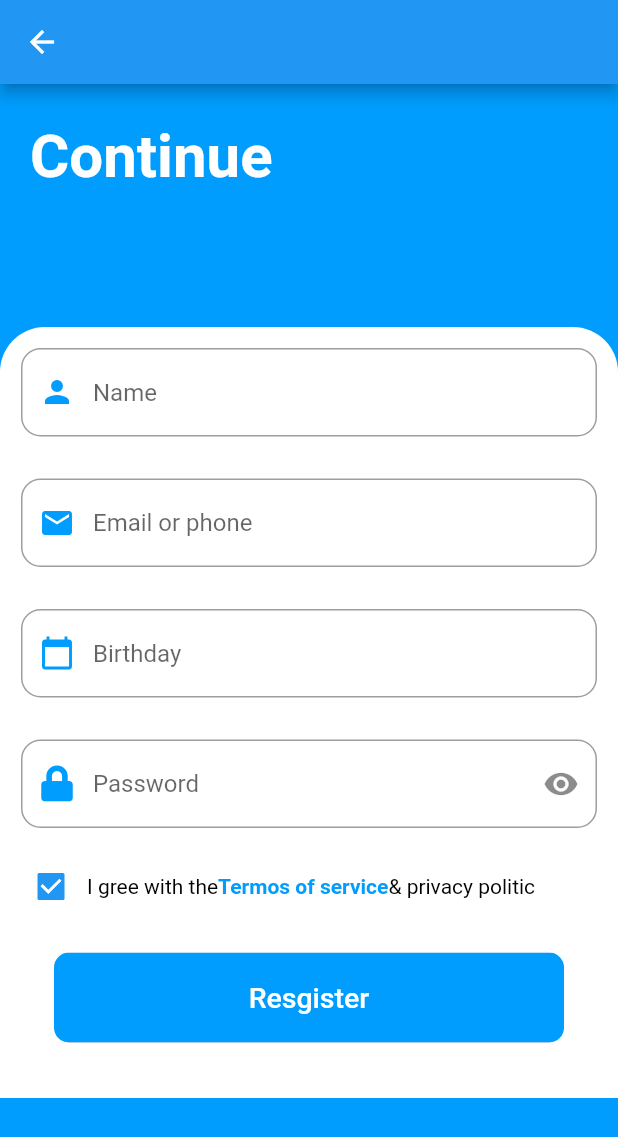
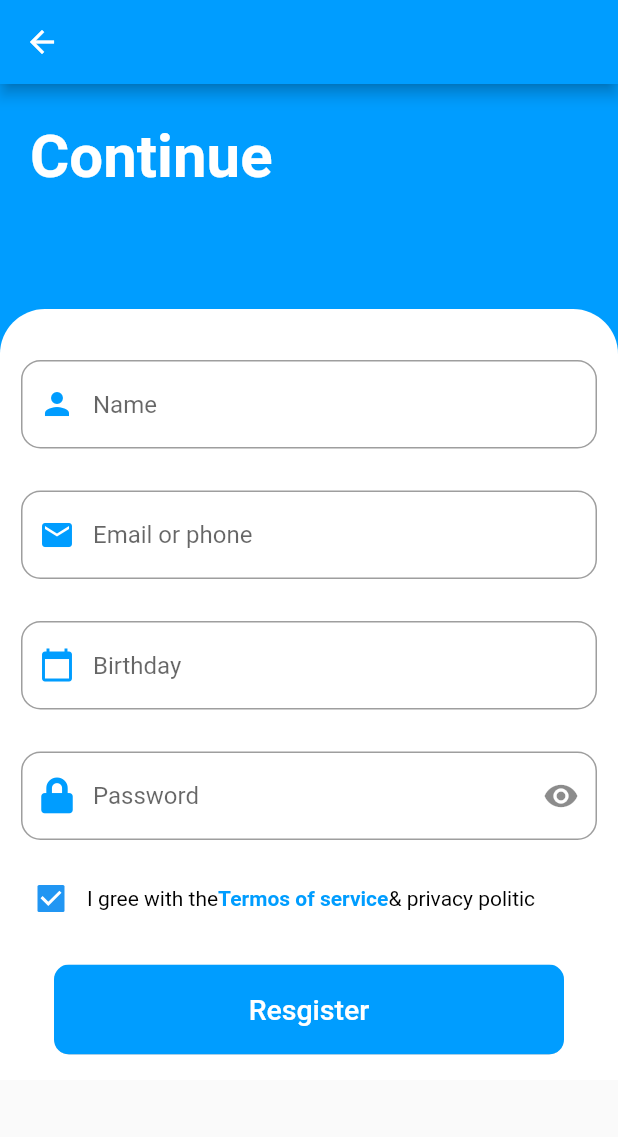
Before and after one commit to Jacob-dvlp/applogin, a Flutter app: the Register screen opened by its route, on a phone screen of 412 x 824 dp. Shown: the top 1137 px of the screen. Run offline on Flutter 3.47's test engine with Material 2 defaults, Android fonts, the phone set to English and light mode, and no system bars; our stand-ins replace flutter_svg, font_awesome_flutter, get.

Commit message:
new screen password

```diff
--- a/lib/routers/names_of_pages.dart
+++ b/lib/routers/names_of_pages.dart
@@ -1,5 +1,6 @@
 import 'package:get/get.dart';
 import 'package:login_page/screens/screen-login/login.dart';
+import 'package:login_page/screens/screen-new-password/password.dart';
 import 'package:login_page/screens/screen-resgiter/register.dart';
 import 'package:login_page/screens/screen-welcome/welcome.dart';
 
@@ -9,4 +10,5 @@ class NamesOfPages {
   static const HOME = "/home";
   static const LOGIN = "/login";
   static const RESGISTER = "/register";
+  static const PASSWORDD = "/password";
 }
--- a/lib/routers/pages_routs.dart
+++ b/lib/routers/pages_routs.dart
@@ -4,17 +4,27 @@ class PagesRouts {
   static const INICIAL = NamesOfPages.HOME;
   static final routs = [
     GetPage(
-        name: NamesOfPages.HOME,
-        page: () => Welcome(),
-        transition: Transition.zoom),
+      name: NamesOfPages.HOME,
+      page: () => Welcome(),
+      transition: Transition.zoom,
+      title: "Welcome",
+    ),
     GetPage(
         name: NamesOfPages.LOGIN,
         page: () => Login(),
         transition: Transition.zoom,
         title: "Login"),
     GetPage(
-        name: NamesOfPages.RESGISTER,
-        page: () => Register(),
-        transition: Transition.zoom),
+      name: NamesOfPages.RESGISTER,
+      page: () => Register(),
+      transition: Transition.zoom,
+      title: "Resgiter",
+    ),
+    GetPage(
+      name: NamesOfPages.PASSWORDD,
+      page: () => PassWord(),
+      transition: Transition.zoom,
+      title: "Password",
+    ),
   ];
 }
--- a/lib/screens/screen-resgiter/register.dart
+++ b/lib/screens/screen-resgiter/register.dart
@@ -1,7 +1,6 @@
 import 'package:flutter/material.dart';
 import 'package:font_awesome_flutter/font_awesome_flutter.dart';
 import 'package:get/get.dart';
-import 'package:login_page/screens/controllers_screen/login.dart';
 import 'package:login_page/screens/controllers_screen/resgiter.dart';
 import 'package:login_page/styles/styles.dart';
 import 'package:login_page/widgets/custons.dart';
@@ -14,13 +13,15 @@ class Register extends StatelessWidget {
     return GetBuilder<ResgiterController>(
       init: ResgiterController(),
       builder: (_) => Scaffold(
-        appBar: AppBar(),
+        appBar: AppBar(
+          backgroundColor: Colores("#009DFF"),
+        ),
         body: SingleChildScrollView(
-          child: Column(
+          child: Stack(
             children: [
               Container(
                 width: MediaQuery.of(context).size.width,
-                height: MediaQuery.of(context).size.height / 1,
+                height: MediaQuery.of(context).size.height / 4,
                 color: Colores("#009DFF"),
                 child: Column(
                   children: [
@@ -40,8 +41,11 @@ class Register extends StatelessWidget {
                         ),
                       ),
                     ),
+                  ],
+                ),
+              ),
               Padding(
-                      padding: const EdgeInsets.only(top: 90),
+                padding: const EdgeInsets.only(top: 150),
                 child: Container(
                   decoration: BoxDecoration(
                     borderRadius: BorderRadius.only(
@@ -53,6 +57,9 @@ class Register extends StatelessWidget {
                   height: 514,
                   child: Column(
                     children: [
+                      SizedBox(
+                        height: 20,
+                      ),
                       Padding(
                         padding: const EdgeInsets.all(14.0),
                         child: TextFormied(
@@ -143,9 +150,6 @@ class Register extends StatelessWidget {
             ],
           ),
         ),
-            ],
-          ),
-        ),
       ),
     );
   }
```
Also changed, not shown: lib/screens/screen-login/login.dart (+8 -6 lines), lib/screens/screen-new-password/password.dart (added, +103 -0 lines), lib/screens/screen-welcome/welcome.dart (+12 -12 lines). Lines whose indentation alone changed are shown as unchanged.
